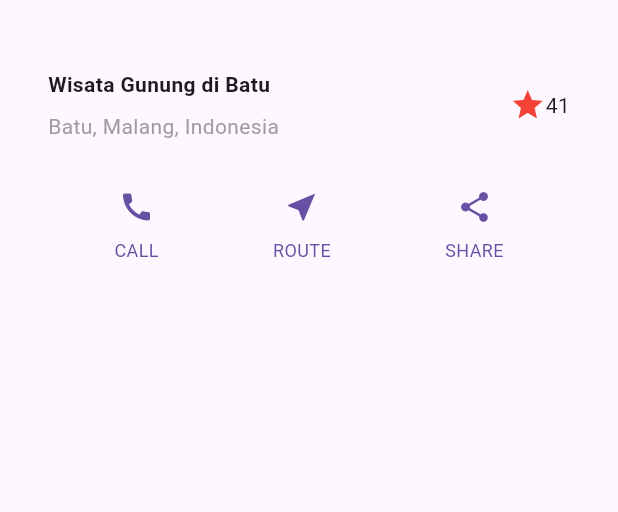
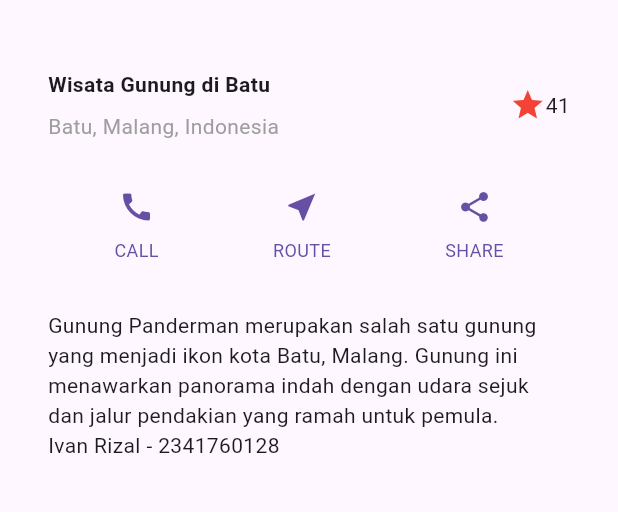
Before and after one commit to ivanrizalahmadi/JS6_Flutter_2341760128, a Flutter app: the screen it shows after launch, on a phone screen of 412 x 824 dp, the part 63-575 px from its top. Run offline on Flutter 3.47's test engine with Material 3 defaults, Android fonts, the light colour scheme and no system bars.

Commit message:
Praktikum  3- JS 6

```diff
--- a/lib/main.dart
+++ b/lib/main.dart
@@ -55,16 +55,29 @@ class MyApp extends StatelessWidget {
       ],
     );
 
+    // Text Section
+    Widget textSection = Container(
+      padding: const EdgeInsets.all(32),
+      child: const Text(
+        'Gunung Panderman merupakan salah satu gunung yang menjadi ikon '
+        'kota Batu, Malang. Gunung ini menawarkan panorama indah dengan udara sejuk '
+        'dan jalur pendakian yang ramah untuk pemula. '
+         '      Ivan Rizal - 2341760128     ',
+        softWrap: true,
+      ),
+    );
+
     return MaterialApp(
       title: 'Flutter layout: Ivan Rizal dan 2341760128',
       home: Scaffold(
         appBar: AppBar(
           title: const Text('Flutter layout demo'),
         ),
-        body: Column(
+        body: ListView(
           children: [
             titleSection,
             buttonSection,
+            textSection,
           ],
         ),
       ),
```
Also changed, not shown: image-4.png (added), image-5.png (added), image-6.png (added), 1 other file.
